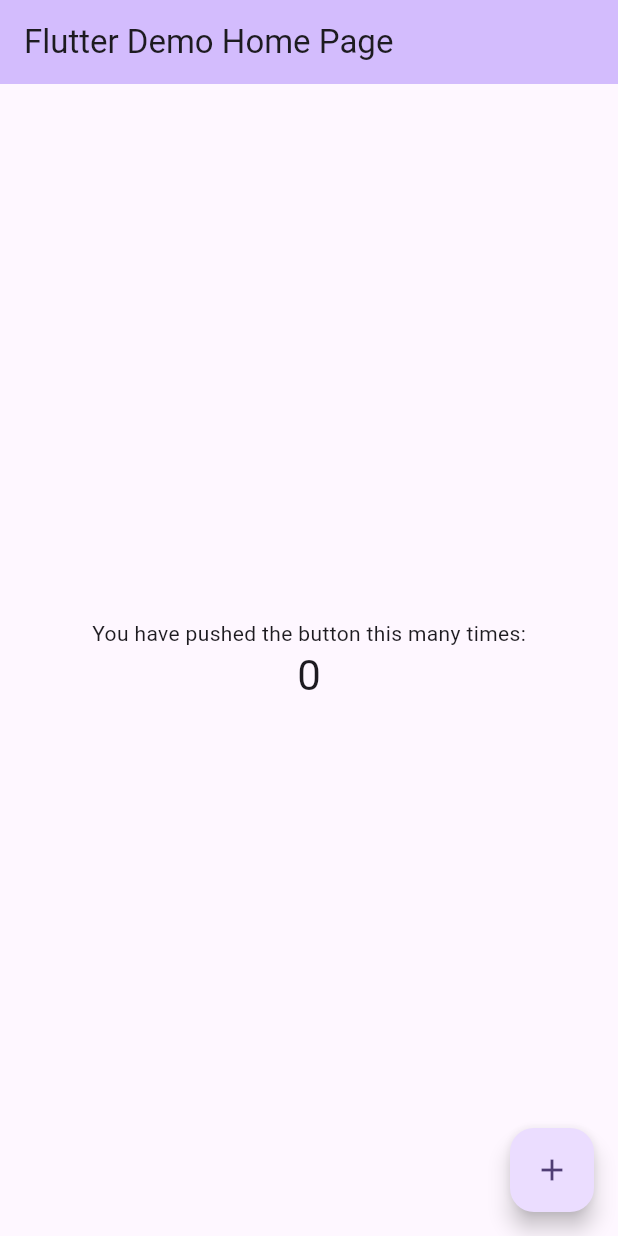
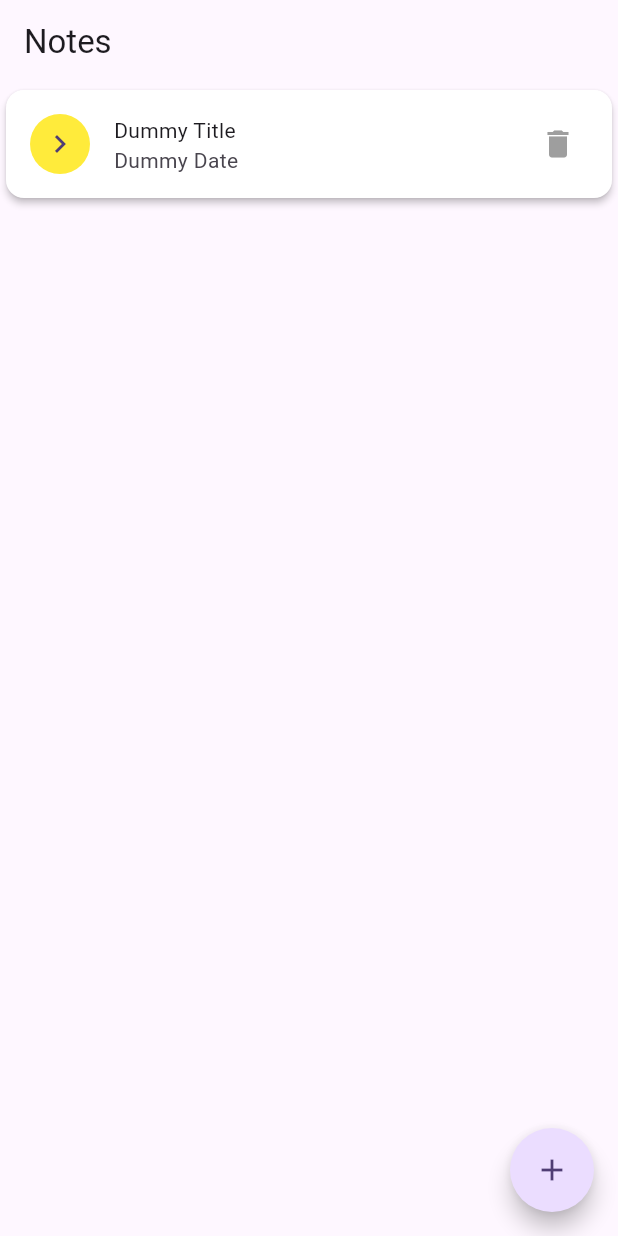
Before and after one commit to dev-aayushpuranik/NotesKeeper, a Flutter app: the screen it shows after launch, on a phone screen of 412 x 824 dp. Run offline on Flutter 3.47's test engine with Material 3 defaults, Android fonts, the phone set to English and light mode, and no system bars.

Commit message:
Added note_detail.dart and note_list.dart and implemented view for note_list.dart

```diff
--- a/notes_keeper/lib/main.dart
+++ b/notes_keeper/lib/main.dart
@@ -1,4 +1,5 @@
 import 'package:flutter/material.dart';
+import 'package:notes_keeper/screens/note_list.dart';
 
 void main() {
   runApp(const MyApp());
@@ -12,6 +13,7 @@
   Widget build(BuildContext context) {
     return MaterialApp(
       title: 'Flutter Demo',
+      debugShowCheckedModeBanner: true,
       theme: ThemeData(
         // This is the theme of your application.
         //
@@ -31,95 +33,7 @@
         colorScheme: ColorScheme.fromSeed(seedColor: Colors.deepPurple),
         useMaterial3: true,
       ),
-      home: const MyHomePage(title: 'Flutter Demo Home Page'),
+      home: const NoteList(),
     );
   }
 }
-
-class MyHomePage extends StatefulWidget {
-  const MyHomePage({super.key, required this.title});
-
-  // This widget is the home page of your application. It is stateful, meaning
-  // that it has a State object (defined below) that contains fields that affect
-  // how it looks.
-
-  // This class is the configuration for the state. It holds the values (in this
-  // case the title) provided by the parent (in this case the App widget) and
-  // used by the build method of the State. Fields in a Widget subclass are
-  // always marked "final".
-
-  final String title;
-
-  @override
-  State<MyHomePage> createState() => _MyHomePageState();
-}
-
-class _MyHomePageState extends State<MyHomePage> {
-  int _counter = 0;
-
-  void _incrementCounter() {
-    setState(() {
-      // This call to setState tells the Flutter framework that something has
-      // changed in this State, which causes it to rerun the build method below
-      // so that the display can reflect the updated values. If we changed
-      // _counter without calling setState(), then the build method would not be
-      // called again, and so nothing would appear to happen.
-      _counter++;
-    });
-  }
-
-  @override
-  Widget build(BuildContext context) {
-    // This method is rerun every time setState is called, for instance as done
-    // by the _incrementCounter method above.
-    //
-    // The Flutter framework has been optimized to make rerunning build methods
-    // fast, so that you can just rebuild anything that needs updating rather
-    // than having to individually change instances of widgets.
-    return Scaffold(
-      appBar: AppBar(
-        // TRY THIS: Try changing the color here to a specific color (to
-        // Colors.amber, perhaps?) and trigger a hot reload to see the AppBar
-        // change color while the other colors stay the same.
-        backgroundColor: Theme.of(context).colorScheme.inversePrimary,
-        // Here we take the value from the MyHomePage object that was created by
-        // the App.build method, and use it to set our appbar title.
-        title: Text(widget.title),
-      ),
-      body: Center(
-        // Center is a layout widget. It takes a single child and positions it
-        // in the middle of the parent.
-        child: Column(
-          // Column is also a layout widget. It takes a list of children and
-          // arranges them vertically. By default, it sizes itself to fit its
-          // children horizontally, and tries to be as tall as its parent.
-          //
-          // Column has various properties to control how it sizes itself and
-          // how it positions its children. Here we use mainAxisAlignment to
-          // center the children vertically; the main axis here is the vertical
-          // axis because Columns are vertical (the cross axis would be
-          // horizontal).
-          //
-          // TRY THIS: Invoke "debug painting" (choose the "Toggle Debug Paint"
-          // action in the IDE, or press "p" in the console), to see the
-          // wireframe for each widget.
-          mainAxisAlignment: MainAxisAlignment.center,
-          children: <Widget>[
-            const Text(
-              'You have pushed the button this many times:',
-            ),
-            Text(
-              '$_counter',
-              style: Theme.of(context).textTheme.headlineMedium,
-            ),
-          ],
-        ),
-      ),
-      floatingActionButton: FloatingActionButton(
-        onPressed: _incrementCounter,
-        tooltip: 'Increment',
-        child: const Icon(Icons.add),
-      ), // This trailing comma makes auto-formatting nicer for build methods.
-    );
-  }
-}
--- /dev/null
+++ b/notes_keeper/lib/screens/note_detail.dart
@@ -0,0 +1,11 @@
+import 'package:flutter/material.dart';
+
+class NoteDetail extends StatefulWidget {
+
+
+  @override
+  State<StatefulWidget> createState() {
+    // TODO: implement createState
+    throw UnimplementedError();
+  }
+}
--- /dev/null
+++ b/notes_keeper/lib/screens/note_list.dart
@@ -0,0 +1,65 @@
+import 'package:flutter/material.dart';
+
+class NoteList extends StatefulWidget {
+  const NoteList({super.key});
+
+  @override
+  State<StatefulWidget> createState() {
+    return _NoteListState();
+  }
+}
+
+class _NoteListState extends State<NoteList> {
+
+int count = 1;
+
+  @override
+  Widget build(BuildContext context) {
+    return Scaffold(
+      appBar: AppBar(
+        title: const Text("Notes"),
+      ),
+      body: getNotesListView(),
+      floatingActionButton: FloatingActionButton(
+        onPressed: () {
+
+      },
+      shape: const CircleBorder(
+        eccentricity: BorderSide.strokeAlignOutside
+      ),
+      tooltip: 'Add Note',
+      child: const Icon(Icons.add),
+      ),
+    );
+  }
+
+  ListView getNotesListView() {
+    TextStyle? textStyle = Theme.of(context).textTheme.bodyMedium;
+
+    return ListView.builder(
+      itemCount: count,
+      itemBuilder: (BuildContext context, int position) {
+        return Card(
+          color: Colors.white,
+          elevation: 2.0,
+          child: ListTile(
+            leading: const CircleAvatar(
+              backgroundColor: Colors.yellow,
+              child: Icon(Icons.keyboard_arrow_right),
+            ),
+
+            title: Text('Dummy Title', style: textStyle),
+
+            subtitle: Text('Dummy Date'),
+
+            trailing: Icon(Icons.delete, color: Colors.grey,),
+
+            onTap: () {
+              debugPrint("this is debug print");
+            },
+            ),
+        );
+      },
+    );
+  }
+  }
```
